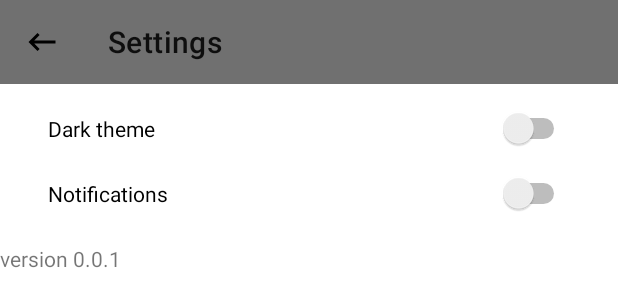
After one commit to OSLL/practice20-reddit_client, an Android app: the layout settings_layout.xml on its own in the app's theme, with its tools: preview values and no code run, on a phone screen of 412 x 824 dp. The commit adds this screen. Shown: the top 307 px of the screen. Run offline under Robolectric (Android 15) with nearby library versions, the phone set to English and light mode, and no system bars.

Commit message:
подключил сеттингсы

```diff
--- a/app/build.gradle
+++ b/app/build.gradle
@@ -32,6 +32,7 @@ dependencies {
     implementation 'androidx.core:core-ktx:1.3.0'
     implementation 'androidx.constraintlayout:constraintlayout:1.1.3'
     implementation 'com.google.android.material:material:1.1.0'
+    implementation 'androidx.preference:preference:1.1.0-rc01'
     testImplementation 'junit:junit:4.12'
     androidTestImplementation 'androidx.test.ext:junit:1.1.1'
     androidTestImplementation 'androidx.test.espresso:espresso-core:3.2.0'
--- a/app/src/main/AndroidManifest.xml
+++ b/app/src/main/AndroidManifest.xml
@@ -9,6 +9,9 @@
         android:roundIcon="@mipmap/ic_launcher_round"
         android:supportsRtl="true"
         android:theme="@style/AppTheme">
+        <activity
+            android:name="com.makentoshe.androidgithubcitemplate.SettingsActivity"
+            android:label="@string/title_activity_settings"></activity>
         <activity android:name=".MainActivity">
             <intent-filter>
                 <action android:name="android.intent.action.MAIN" />
--- /dev/null
+++ b/app/src/main/res/drawable/ic_first_page_24px.xml
@@ -0,0 +1,5 @@
+<vector android:alpha="0.5" android:height="24dp"
+    android:viewportHeight="24" android:viewportWidth="24"
+    android:width="24dp" xmlns:android="http://schemas.android.com/apk/res/android">
+    <path android:fillColor="#FF000000" android:pathData="M18.41,16.59L13.82,12l4.59,-4.59L17,6l-6,6 6,6zM6,6h2v12H6z"/>
+</vector>
--- /dev/null
+++ b/app/src/main/res/drawable/ic_keyboard_backspace_24px.xml
@@ -0,0 +1,9 @@
+<vector xmlns:android="http://schemas.android.com/apk/res/android"
+    android:width="24dp"
+    android:height="24dp"
+    android:viewportWidth="24"
+    android:viewportHeight="24">
+  <path
+      android:fillColor="#FF000000"
+      android:pathData="M21,11H6.83l3.58,-3.59L9,6l-6,6 6,6 1.41,-1.41L6.83,13H21z"/>
+</vector>
--- /dev/null
+++ b/app/src/main/res/layout/settings_layout.xml
@@ -0,0 +1,61 @@
+<?xml version="1.0" encoding="utf-8"?>
+<RelativeLayout
+    xmlns:android="http://schemas.android.com/apk/res/android"
+    xmlns:app="http://schemas.android.com/apk/res-auto"
+    android:layout_width="match_parent"
+    android:layout_height="match_parent">
+
+    <androidx.appcompat.widget.Toolbar
+        android:id="@+id/settings_bar"
+        android:layout_width="match_parent"
+        android:layout_height="wrap_content"
+        android:layout_alignParentStart="true"
+        android:layout_alignParentTop="true"
+        android:layout_alignParentEnd="true"
+        android:layout_marginStart="0dp"
+        android:layout_marginTop="0dp"
+        android:layout_marginEnd="0dp"
+        android:background="@color/colorAccent"
+        android:minHeight="?attr/actionBarSize"
+        android:theme="?attr/actionBarTheme"
+        app:navigationIcon="@drawable/ic_keyboard_backspace_24px"
+        app:title="@string/title_activity_settings" />
+
+    <LinearLayout
+        android:layout_width="match_parent"
+        android:layout_height="match_parent"
+        android:layout_below="@+id/settings_bar"
+        android:layout_alignParentBottom="true"
+        android:layout_centerHorizontal="true"
+        android:layout_marginTop="0dp"
+        android:layout_marginBottom="0dp"
+        android:orientation="vertical">
+
+        <Switch
+            android:id="@+id/themeSwitch"
+            android:layout_width="match_parent"
+            android:layout_height="wrap_content"
+            android:layout_marginLeft="32dp"
+            android:layout_marginTop="16dp"
+            android:layout_marginRight="32dp"
+            android:text="Dark theme" />
+
+        <Switch
+            android:id="@+id/notificationsSwitch"
+            android:layout_width="match_parent"
+            android:layout_height="wrap_content"
+            android:layout_marginLeft="32dp"
+            android:layout_marginTop="16dp"
+            android:layout_marginRight="32dp"
+            android:text="Notifications" />
+
+        <TextView
+            android:id="@+id/versionViewer"
+            android:layout_width="match_parent"
+            android:layout_height="wrap_content"
+            android:layout_marginTop="20dp"
+            android:text="version 0.0.1" />
+
+    </LinearLayout>
+
+</RelativeLayout>
--- a/app/src/main/res/values/colors.xml
+++ b/app/src/main/res/values/colors.xml
@@ -2,5 +2,5 @@
 <resources>
     <color name="colorPrimary">#202020</color>
     <color name="colorPrimaryDark">#202020</color>
-    <color name="colorAccent">#FFFFFF</color>
+    <color name="colorAccent">#707070</color>
 </resources>
```
Also changed, not shown: app/src/main/java/com/makentoshe/androidgithubcitemplate/SettingsActivity.kt (added, +25 -0 lines), app/src/main/java/com/makentoshe/androidgithubcitemplate/fragments/AccountFragment.kt (+8 -0 lines), app/src/main/res/layout/settings_activity.xml (added, +9 -0 lines), app/src/main/res/values/arrays.xml (added, +12 -0 lines), app/src/main/res/values/strings.xml (+16 -0 lines), app/src/main/res/xml/root_preferences.xml (added, +11 -0 lines).
